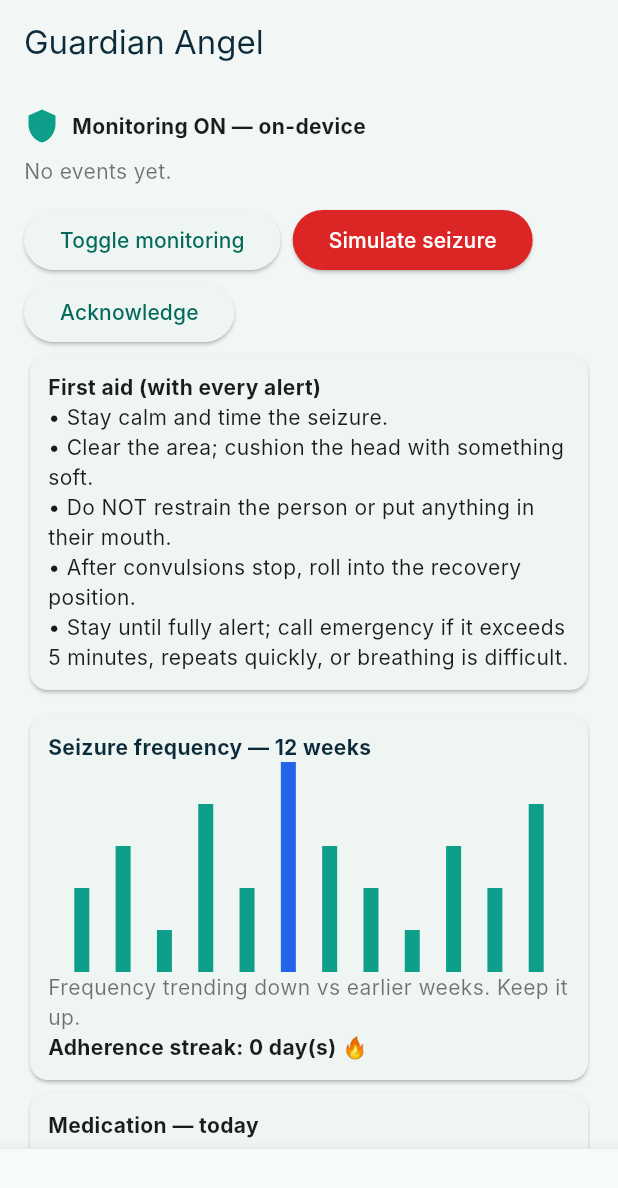
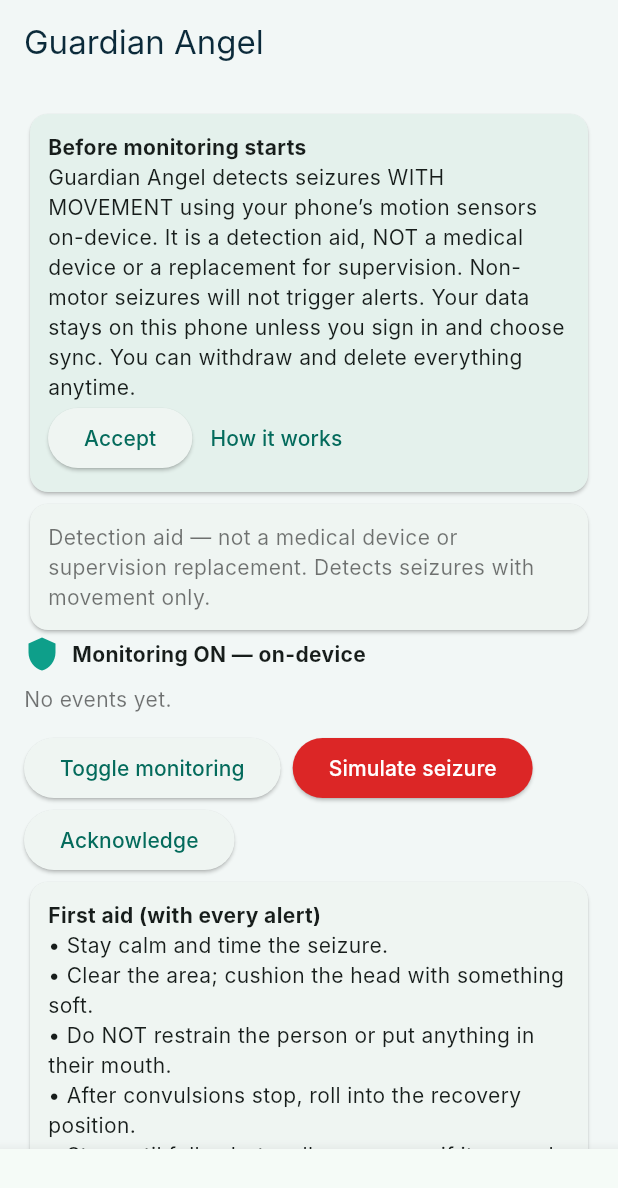
Before and after one commit to Spicyj-1/Guardian-Angel, a Flutter app: the screen it shows after launch, on a phone screen of 412 x 824 dp. Shown: the top 1188 px of the screen. Run offline on Flutter 3.47's test engine with Material 3 defaults, Android fonts, the phone set to English and light mode, and no system bars; drawn by our look-alikes of fl_chart; our stand-ins replace drift, firebase_auth, flutter_local_notifications, sensors_plus, timezone; missing offline and left inert: tflite_flutter; accounts and stored records are empty; generated files the repository leaves out were written again; Roboto replaces fonts that are missing (Inter).

Commit message:
Consent gate, walkthrough, disclaimer, reminders, Drift DB target, codegen CI, consent docs

```diff
--- a/app/lib/main.dart
+++ b/app/lib/main.dart
@@ -11,6 +11,8 @@
 import 'caregiver/voice.dart';
 import 'auth/service.dart';
 import 'auth/login_screen.dart';
+import 'safety/consent.dart';
+import 'meds/notification.dart' as reminders;
 
 void main() => runApp(const GuardianAngelApp());
 
@@ -51,6 +53,8 @@
   final MedsStore _meds = InMemoryMedsStore();
   final CaregiverCircle _circle = CaregiverCircle();
   final AuthService _auth = LocalAccountStub();
+  final ConsentStore _consent = ConsentStore();
+  bool _remindersOn = false;
   final List<CheckinRecord> _checkins = [];
   final TextEditingController _inviteCtrl = TextEditingController();
   String? _inviteError;
@@ -60,7 +64,7 @@
       _events.add('${DateTime.now().toIso8601String()} — $s');
 
   void _simulate() {
-    if (!monitoring) return;
+    if (!monitoring || !_consent.granted) return;
     _alerts.start(probability: 0.9, locationNote: 'demo GPS');
     _seizureLog.add(SeizureEvent(
         at: DateTime.now(), durationSeconds: 42, severity: 'moderate'));
@@ -140,6 +144,51 @@
     return ListView(
       padding: const EdgeInsets.all(16),
       children: [
+        if (!_consent.granted)
+          Card(
+            color: const Color(0xFFE4F1EC),
+            child: Padding(
+              padding: const EdgeInsets.all(12),
+              child: Column(
+                crossAxisAlignment: CrossAxisAlignment.start,
+                children: [
+                  const Text('Before monitoring starts',
+                      style: TextStyle(fontWeight: FontWeight.bold)),
+                  const Text(consentCopyV1),
+                  Row(children: [
+                    ElevatedButton(
+                      onPressed: () => setState(() =>
+                          _consent.grant('monitoring+alerts', 'consent-v1')),
+                      child: const Text('Accept'),
+                    ),
+                    TextButton(
+                      onPressed: () => showDialog(
+                        context: context,
+                        builder: (_) => const AlertDialog(
+                          title: Text('How it works'),
+                          content: Text(
+                              '1. Keep the phone on your body (pocket/waist pouch).\n'
+                              '2. The app watches motion continuously, on-device.\n'
+                              '3. On a possible seizure you get 12s to cancel.\n'
+                              '4. Otherwise caregivers are alerted with your location.'),
+                        ),
+                      ),
+                      child: const Text('How it works'),
+                    ),
+                  ]),
+                ],
+              ),
+            ),
+          ),
+        const Card(
+          child: Padding(
+            padding: EdgeInsets.all(12),
+            child: Text(
+              'Detection aid — not a medical device or supervision replacement. '
+              'Detects seizures with movement only.',
+              style: TextStyle(color: Colors.black54)),
+          ),
+        ),
         Row(children: [
           Icon(monitoring ? Icons.shield : Icons.shield_outlined,
               color: const Color(AppTheme.teal)),
@@ -280,6 +329,28 @@
                   child: const Text('Mark taken'),
                 ),
               ]),
+            Row(children: [
+              ElevatedButton(
+                onPressed: _remindersOn
+                    ? null
+                    : () async {
+                        final ok8 = await reminders.scheduleDailyReminder(
+                            hour: 8,
+                            title: 'Guardian Angel',
+                            body: 'Morning dose due.');
+                        final ok20 = await reminders.scheduleDailyReminder(
+                            hour: 20,
+                            title: 'Guardian Angel',
+                            body: 'Evening dose due.');
+                        if (mounted) {
+                          setState(() => _remindersOn = ok8 && ok20);
+                        }
+                      },
+                child: Text(_remindersOn
+                    ? 'Reminders on'
+                    : 'Enable daily reminders'),
+              ),
+            ]),
           ],
         ),
       ),
--- /dev/null
+++ b/app/lib/meds/notification.dart
@@ -0,0 +1,3 @@
+// Reminder scheduler: mobile (local notifications) vs web/stub no-op.
+export 'notification_stub.dart'
+    if (dart.library.io) 'notification_io.dart';
--- /dev/null
+++ b/app/lib/meds/notification_stub.dart
@@ -0,0 +1,5 @@
+// Web/stub: reminders unavailable; UI streaks still work.
+Future<bool> scheduleDailyReminder(
+        {required int hour, required String title, required String body}) async =>
+    false;
+Future<void> cancelReminders() async {}
--- /dev/null
+++ b/app/lib/safety/consent.dart
@@ -0,0 +1,24 @@
+// Guardian Angel — consent record (ethics Appendix C: privacy).
+// Recorded before monitoring starts. Persists via Drift once codegen lands;
+// until then the record lives in memory and the pilot consent gate stays open.
+class ConsentRecord {
+  final DateTime at;
+  final String scope; // e.g. 'monitoring+alerts'
+  final String version; // copy version, e.g. 'consent-v1'
+  ConsentRecord({required this.at, required this.scope, required this.version});
+}
+
+class ConsentStore {
+  ConsentRecord? _record;
+  ConsentRecord? get record => _record;
+  bool get granted => _record != null;
+  void grant(String scope, String version) =>
+      _record = ConsentRecord(at: DateTime.now(), scope: scope, version: version);
+  void revoke() => _record = null;
+}
+
+const String consentCopyV1 = 'Guardian Angel detects seizures WITH MOVEMENT '
+    'using your phone\u2019s motion sensors on-device. It is a detection aid, '
+    'NOT a medical device or a replacement for supervision. Non-motor seizures '
+    'will not trigger alerts. Your data stays on this phone unless you sign in '
+    'and choose sync. You can withdraw and delete everything anytime.';
--- a/app/pubspec.yaml
+++ b/app/pubspec.yaml
@@ -14,6 +14,7 @@
   path_provider: ^2.1.0
   flutter_local_notifications: ^17.0.0
   geolocator: ^12.0.0
+  timezone: ^0.9.0
   local_auth: ^2.1.0
   flutter_secure_storage: ^9.0.0
   fl_chart: ^0.68.0
```
Also changed, not shown: app/lib/data/db.dart (+26 -0 lines), app/lib/meds/notification_io.dart (added, +57 -0 lines), 2 other files.
